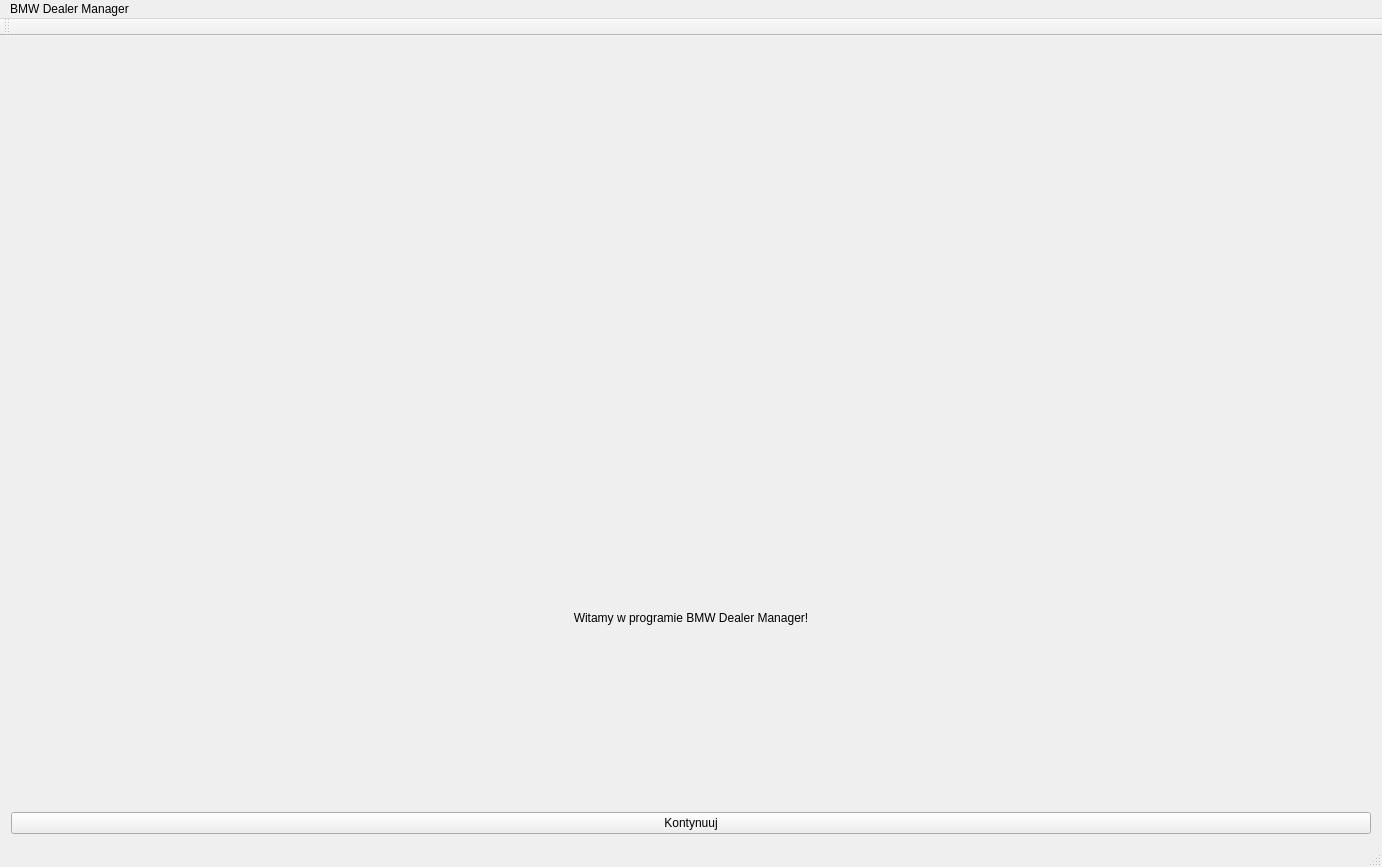
Before: the Qt Designer form PROEProjekt2/mainwindow.ui in emroczko/CarDealershipManagmentApp, drawn with Qt 5.
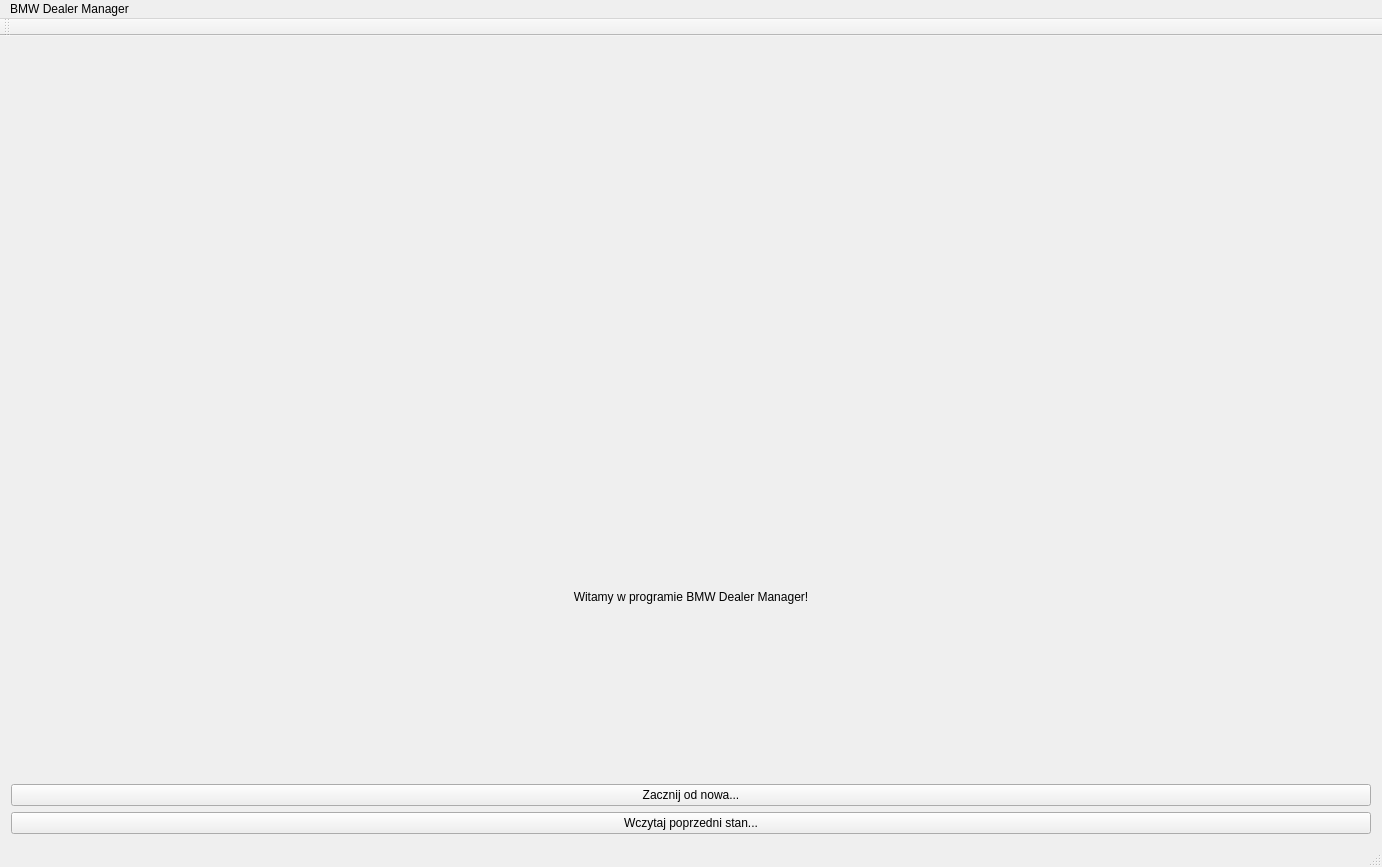
After: the same form once the commit is applied. Icons and pictures are not drawn.

```diff
--- a/PROEProjekt2/mainwindow.ui
+++ b/PROEProjekt2/mainwindow.ui
@@ -14,8 +14,6 @@
    <string>MainWindow</string>
   </property>
   <widget class="QWidget" name="centralWidget">
-   <layout class="QVBoxLayout" name="verticalLayout_2">
-    <item>
      <layout class="QVBoxLayout" name="verticalLayout">
       <item>
        <widget class="QLabel" name="label1">
@@ -49,11 +47,16 @@
       <item>
        <widget class="QPushButton" name="push_continue">
         <property name="text">
-         <string>Kontynuuj</string>
+       <string>Zacznij od nowa...</string>
         </property>
        </widget>
       </item>
-     </layout>
+    <item>
+     <widget class="QPushButton" name="pushButton_2">
+      <property name="text">
+       <string>Wczytaj poprzedni stan...</string>
+      </property>
+     </widget>
     </item>
    </layout>
   </widget>
```
Left out of the diff: 2 changed lines with no effect on the pictures. Lines whose indentation alone changed are shown as unchanged.
